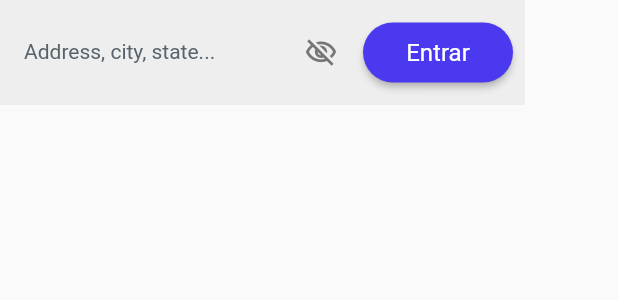
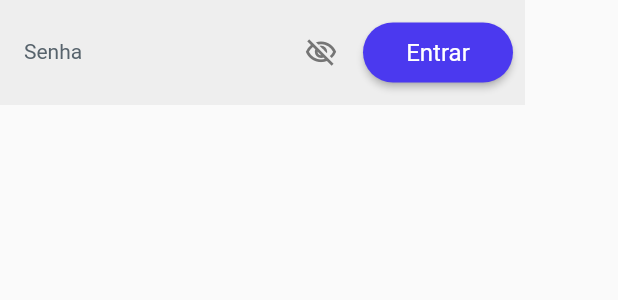
Before and after one commit to diegosilvaadv/escala-iasd-vilaaurora, a Flutter app: the SenhaAcessoWidget widget shown alone on an empty page, opened directly, on a phone screen of 412 x 824 dp. Shown: the top 300 px of the screen. Run offline on Flutter 3.47's test engine with Material 2 defaults, Android fonts, the phone set to English and light mode, and no system bars; drawn by our look-alikes of auto_size_text; our stand-ins replace built_collection, built_value, cloud_firestore, firebase_auth, firebase_core, flutter_spinkit and 7 more; accounts and stored records are empty; generated files the repository leaves out were written again; Roboto replaces fonts that are missing (Lexend Deca).

Commit message:
Updating to latest FlutterFlow output.

```diff
--- a/lib/components/senha_acesso_widget.dart
+++ b/lib/components/senha_acesso_widget.dart
@@ -42,7 +42,7 @@ class _SenhaAcessoWidgetState extends State<SenhaAcessoWidget> {
                 controller: textController,
                 obscureText: !passwordVisibility,
                 decoration: InputDecoration(
-                  labelText: 'Address, city, state...',
+                  labelText: 'Senha',
                   labelStyle: FlutterFlowTheme.of(context).bodyText1.override(
                         fontFamily: 'Lexend Deca',
                         color: Color(0xFF57636C),
```
